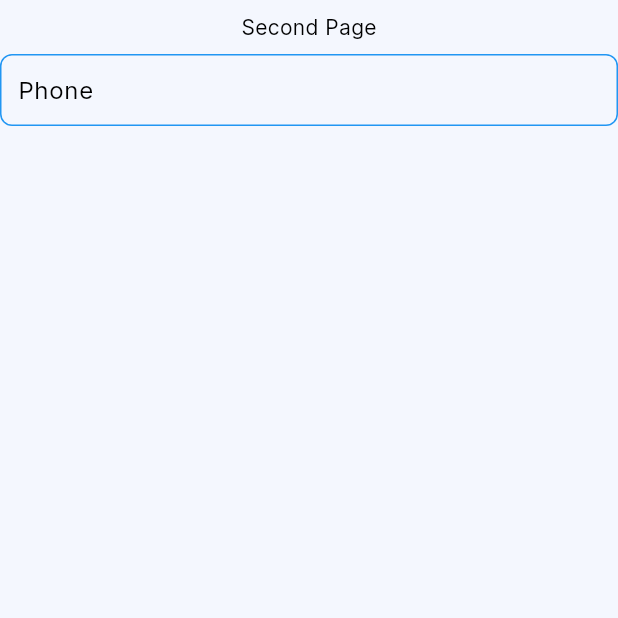
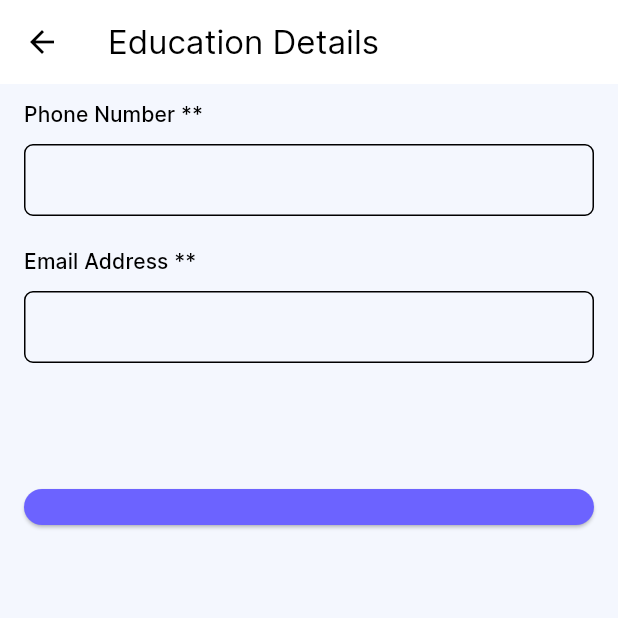
Before and after one commit to 919Umesh/Chat_App, a Flutter app: the SecondPage screen opened directly, on a phone screen of 412 x 824 dp, the top half of it. Run offline on Flutter 3.47's test engine with Material 3 defaults, Android fonts, the light colour scheme and no system bars; drawn by our look-alikes of flutter_form_builder; our stand-ins replace connectivity_plus, dio, fluttertoast, font_awesome_flutter, get, icons_plus and 5 more; missing offline and left inert: dio_cache_interceptor; accounts and stored records are empty.

Commit message:
Multi Step

```diff
--- a/lib/Screens/multi_step_form/form_getx.dart
+++ b/lib/Screens/multi_step_form/form_getx.dart
@@ -2,8 +2,8 @@ import 'dart:io';
 import 'package:dio/dio.dart' as d;
 import 'package:flutter/material.dart';
 import 'package:flutter_form_builder/flutter_form_builder.dart';
+import 'package:fluttertoast/fluttertoast.dart';
 import 'package:get/get.dart';
-
 import '../../Helper/get_routes.dart';
 import 'form_repo.dart';
 
@@ -13,6 +13,7 @@ class FromController extends GetxController {
   d.MultipartFile? multiPartPhoto;
 
   Future<void> saveForm() async {
+    Fluttertoast.showToast(msg: 'Save');
     if (multiPartPhoto != null) {
       formCreate.currentState?.fields['profile_pic_url']
           ?.didChange(multiPartPhoto);
@@ -34,4 +35,26 @@ class FromController extends GetxController {
     }
   }
 
+  // Save education details
+  Future<void> saveEducation() async {
+    Fluttertoast.showToast(msg: 'Education');
+    if (formCreate.currentState?.saveAndValidate() ?? false) {
+      try {
+        final response = await createFromRepository.createForm(
+          form: d.FormData.fromMap(
+            formCreate.currentState!.value,
+          ),
+        );
+
+        if (response.statusCode == 201 || response.statusCode == 200) {
+          debugPrint('Education details saved successfully');
+        } else {
+          debugPrint('Failed to save education details');
+        }
+      } catch (e) {
+        debugPrint('Error saving education details: $e');
+      }
+    }
+  }
+
 }
--- a/lib/Screens/multi_step_form/multi_step_form.dart
+++ b/lib/Screens/multi_step_form/multi_step_form.dart
@@ -87,32 +87,6 @@ class _HorizontalStepperFormState extends State<HorizontalStepperForm> {
                   onPressed: currentIndex == 0 ? null : moveToPreviousPage,
                   child: const Text('Prev'),
                 ),
-                // ElevatedButton(
-                //   onPressed: () {
-                //     switch (currentIndex) {
-                //       case 0:
-                //         controller.saveForm();
-                //         break;
-                //       case 1:
-                //         saveData('phone', SecondPage.controller.text);
-                //         Fluttertoast.showToast(msg: SecondPage.controller.text);
-                //         break;
-                //       case 2:
-                //         saveData('email', ThirdPage.controller.text);
-                //         Fluttertoast.showToast(msg: ThirdPage.controller.text);
-                //         break;
-                //       case 3:
-                //         saveData('address', FourthPage.controller.text);
-                //         Fluttertoast.showToast(msg: FourthPage.controller.text);
-                //         break;
-                //       default:
-                //         Fluttertoast.showToast(msg: 'Invalid Index');
-                //         return;
-                //     }
-                //     moveToNextPage();
-                //   },
-                //   child: const Text('Save & Next'),
-                // ),
                 GestureDetector(
                   onTap: () {
                     switch (currentIndex) {
@@ -120,8 +94,7 @@ class _HorizontalStepperFormState extends State<HorizontalStepperForm> {
                         controller.saveForm();
                         break;
                       case 1:
-                        saveData('phone', SecondPage.controller.text);
-                        Fluttertoast.showToast(msg: SecondPage.controller.text);
+                        controller.saveEducation();
                         break;
                       case 2:
                         saveData('email', ThirdPage.controller.text);
@@ -139,7 +112,7 @@ class _HorizontalStepperFormState extends State<HorizontalStepperForm> {
                   },
                   child: Container(
                     height: 50,
-                    width: 70,
+                    width: 110,
                     decoration: BoxDecoration(
                       color: Colors.green,
                       borderRadius: BorderRadius.circular(12),
--- a/lib/Screens/multi_step_form/second_page.dart
+++ b/lib/Screens/multi_step_form/second_page.dart
@@ -1,57 +1,92 @@
-// import 'package:flutter/material.dart';
-//
-// class SecondPage extends StatelessWidget {
-//   static var controller = TextEditingController();
-//
-//   const SecondPage({super.key});
-//
-//   @override
-//   Widget build(BuildContext context) {
-//     return Column(
-//       children: [
-//         const Padding(
-//           padding: EdgeInsets.all(8.0),
-//           child: Text('Second Page'),
-//         ),
-//         TextFormField(
-//           controller: controller,
-//           decoration: InputDecoration(
-//               label: const Text('Phone'),
-//               enabledBorder: OutlineInputBorder(
-//                   borderRadius: BorderRadius.circular(8),
-//                   borderSide: const BorderSide(width: 1, color: Colors.blue))),
-//         ),
-//       ],
-//     );
-//   }
-// }
+import 'package:flutter/material.dart';
+import 'package:flutter_form_builder/flutter_form_builder.dart';
+import 'package:get/get.dart';
+import 'form_getx.dart';
 
-import 'package:flutter/material.dart';
-
-class SecondPage extends StatelessWidget {
-  static var controller = TextEditingController();
-
+class SecondPage extends GetView<FromController> {
   const SecondPage({super.key});
 
   @override
   Widget build(BuildContext context) {
-    return Column(
+    return Scaffold(
+      appBar: AppBar(
+        title: const Text('Education Details'),
+      ),
+      body: Padding(
+        padding: const EdgeInsets.symmetric(horizontal: 16.0),
+        child: ListView(
           children: [
-        const Padding(
-          padding: EdgeInsets.all(8.0),
-          child: Text('Second Page'),
+            const SizedBox(height: 10),
+            FormBuilder(
+              key: controller.formCreate,
+              child: Column(
+                crossAxisAlignment: CrossAxisAlignment.start,
+                mainAxisSize: MainAxisSize.min,
+                children: [
+                  Text(
+                    'Phone Number **',
+                    style: Theme.of(context).textTheme.titleSmall,
                   ),
-        TextFormField(
-          controller: controller,
+                  const SizedBox(height: 10),
+                  FormBuilderTextField(
+                    name: 'phone',
+                    autovalidateMode: AutovalidateMode.onUserInteraction,
+                    validator: (value) {
+                      if (value == null || value.isEmpty) {
+                        return 'Please enter a valid phone number.';
+                      }
+                      return null;
+                    },
                     decoration: InputDecoration(
-            label: const Text('Phone'),
-            enabledBorder: OutlineInputBorder(
-              borderRadius: BorderRadius.circular(8),
-              borderSide: const BorderSide(width: 1, color: Colors.blue),
+                      contentPadding: const EdgeInsets.symmetric(
+                          vertical: 8.0, horizontal: 8),
+                      border: OutlineInputBorder(
+                        borderRadius: BorderRadius.circular(6.0),
                       ),
                     ),
+                    keyboardType: TextInputType.phone,
+                  ),
+                  const SizedBox(height: 20),
+                  Text(
+                    'Email Address **',
+                    style: Theme.of(context).textTheme.titleSmall,
+                  ),
+                  const SizedBox(height: 10),
+                  FormBuilderTextField(
+                    name: 'email',
+                    autovalidateMode: AutovalidateMode.onUserInteraction,
+                    validator: (value) {
+                      if (value == null || value.isEmpty) {
+                        return 'Please enter a valid email address.';
+                      }
+                      if (!RegExp(r'^[\w-\.]+@([\w-]+\.)+[\w-]{2,4}$')
+                          .hasMatch(value)) {
+                        return 'Please enter a valid email format.';
+                      }
+                      return null;
+                    },
+                    decoration: InputDecoration(
+                      contentPadding: const EdgeInsets.symmetric(
+                          vertical: 8.0, horizontal: 8),
+                      border: OutlineInputBorder(
+                        borderRadius: BorderRadius.circular(6.0),
+                      ),
+                    ),
+                    keyboardType: TextInputType.emailAddress,
                   ),
                 ],
+              ),
+            ),
+            const SizedBox(height: 80),
+            ElevatedButton(
+              onPressed: () async {
+                await controller.saveEducation(); // Call saveEducation from the controller
+              },
+              child: const Text('Save Education Details'),
+            ),
+          ],
+        ),
+      ),
     );
   }
 }
```
Also changed, not shown: lib/Screens/multi_step_form/fourth_page.dart (+0 -48 lines). Lines whose indentation alone changed are shown as unchanged.
